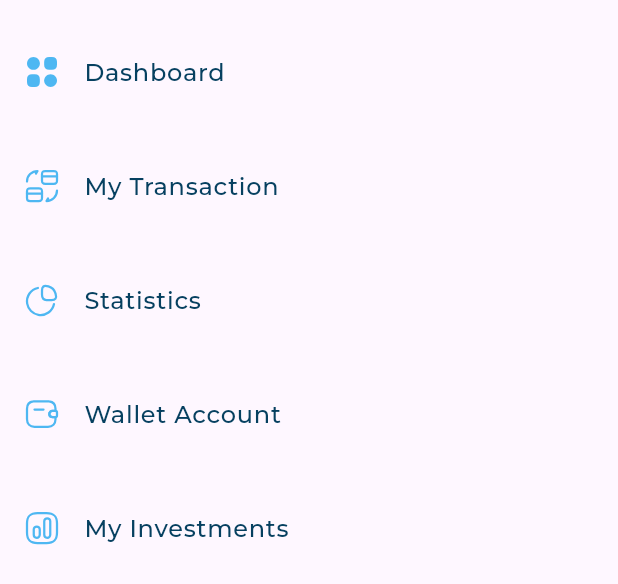
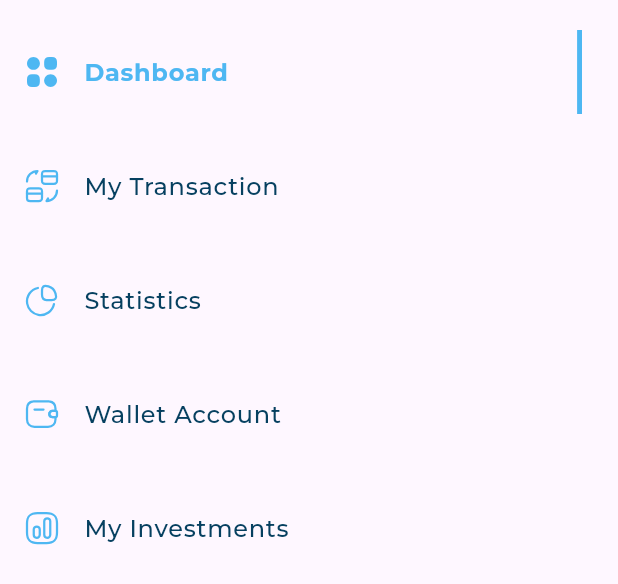
Before and after one commit to MuhanadIbrahim/responsive_dash_board, a Flutter app: the DrawerItemListview widget shown alone on an empty page, opened directly, on a phone screen of 412 x 824 dp. Shown: the top 584 px of the screen. Run offline on Flutter 3.47's test engine with Material 3 defaults, Android fonts, the phone set to English and light mode, and no system bars; our stand-ins replace flutter_svg; project files that could hold a hidden picture were left out.

Commit message:
create active and in active drawert item

```diff
--- a/lib/views/widgets/drawer_item.dart
+++ b/lib/views/widgets/drawer_item.dart
@@ -4,8 +4,27 @@ import 'package:responsive_dash_board/model/drawer_item_model.dart';
 import 'package:responsive_dash_board/utils/app_styles.dart';
 
 class DrawerItem extends StatelessWidget {
-  const DrawerItem({super.key, required this.drawerItemModel});
+  const DrawerItem(
+      {super.key, required this.drawerItemModel, required this.isActive});
   final DrawerItemModel drawerItemModel;
+
+  final bool isActive;
+  @override
+  Widget build(BuildContext context) {
+    return isActive
+        ? ActiveDrawerItem(drawerItemModel: drawerItemModel)
+        : InActiveDrawerItem(drawerItemModel: drawerItemModel);
+  }
+}
+
+class InActiveDrawerItem extends StatelessWidget {
+  const InActiveDrawerItem({
+    super.key,
+    required this.drawerItemModel,
+  });
+
+  final DrawerItemModel drawerItemModel;
+
   @override
   Widget build(BuildContext context) {
     return ListTile(
@@ -14,3 +33,23 @@ class DrawerItem extends StatelessWidget {
     );
   }
 }
+
+class ActiveDrawerItem extends StatelessWidget {
+  const ActiveDrawerItem({
+    super.key,
+    required this.drawerItemModel,
+  });
+
+  final DrawerItemModel drawerItemModel;
+
+  @override
+  Widget build(BuildContext context) {
+    return ListTile(
+        leading: SvgPicture.asset(drawerItemModel.image),
+        title: Text(drawerItemModel.title, style: AppStyles.styleBold16),
+        trailing: Container(
+          width: 3.27,
+          decoration: const BoxDecoration(color: Color(0xFF4EB7F2)),
+        ));
+  }
+}
--- a/lib/views/widgets/drawer_item_list_view.dart
+++ b/lib/views/widgets/drawer_item_list_view.dart
@@ -3,12 +3,18 @@ import 'package:responsive_dash_board/model/drawer_item_model.dart';
 import 'package:responsive_dash_board/utils/app_images.dart';
 import 'package:responsive_dash_board/views/widgets/drawer_item.dart';
 
-class DrawerItemListview extends StatelessWidget {
+class DrawerItemListview extends StatefulWidget {
   const DrawerItemListview({
     super.key,
   });
 
-  static const List<DrawerItemModel> items = [
+  @override
+  State<DrawerItemListview> createState() => _DrawerItemListviewState();
+}
+
+class _DrawerItemListviewState extends State<DrawerItemListview> {
+  int activeIndex = 0;
+  final List<DrawerItemModel> items = const [
     DrawerItemModel(image: Assets.assetsImagesDashboard, title: 'Dashboard'),
     DrawerItemModel(image: Assets.assetsImagesMy, title: 'My Transaction'),
     DrawerItemModel(image: Assets.assetsImagesStatistics, title: 'Statistics'),
@@ -17,7 +23,6 @@ class DrawerItemListview extends StatelessWidget {
     DrawerItemModel(
         image: Assets.assetsImagesMyinvestments, title: 'My Investments')
   ];
-
   @override
   Widget build(BuildContext context) {
     return ListView.builder(
@@ -25,10 +30,20 @@ class DrawerItemListview extends StatelessWidget {
         shrinkWrap: true,
         physics: const NeverScrollableScrollPhysics(),
         itemBuilder: (context, index) {
-          return Padding(
-            padding: const EdgeInsets.only(top: 20.0),
-            child: DrawerItem(
-              drawerItemModel: items[index],
+          return GestureDetector(
+            onTap: () {
+              if (activeIndex != index) {
+                setState(() {
+                  activeIndex = index;
+                });
+              }
+            },
+            child: Padding(
+              padding: const EdgeInsets.only(top: 20.0),
+              child: DrawerItem(
+                isActive: activeIndex == index,
+                drawerItemModel: items[index],
+              ),
             ),
           );
         });
```
